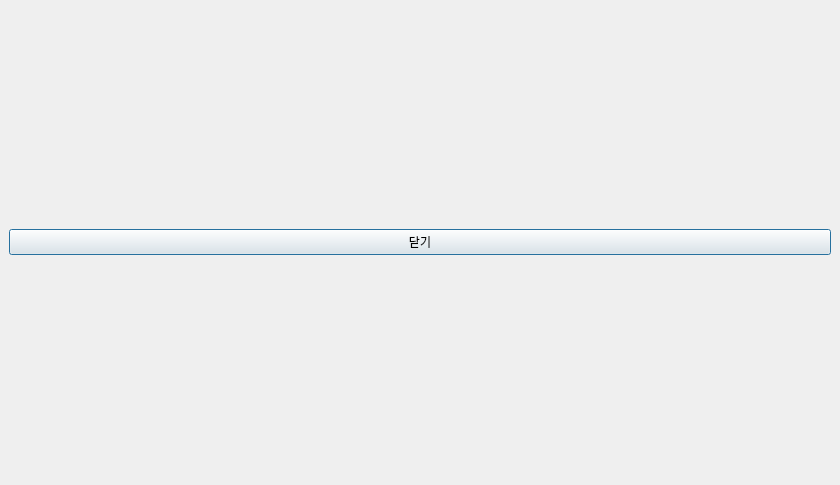
First picture: the form in Main/UI/ShowGraph.ui, repository Uyuniwhite/Face-recognition-Attendance-System-Project, before the edit.
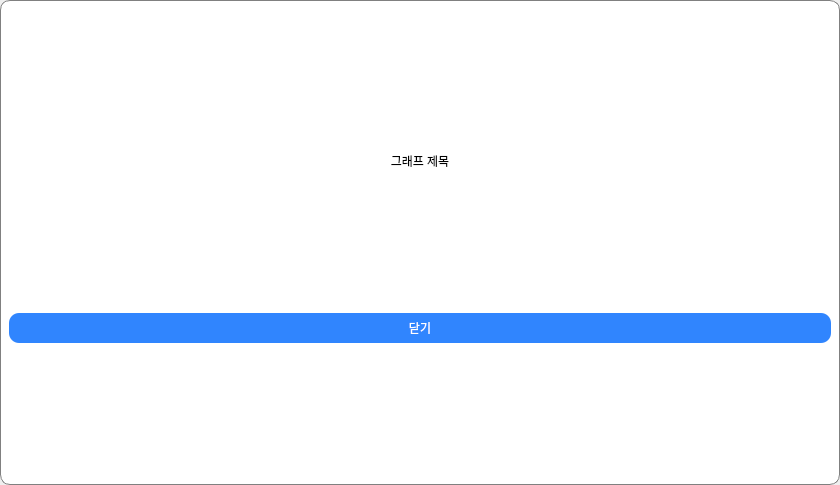
Second picture: the form after the edit.

Commit message: 0828 그래프 추가중4

```diff
--- a/Main/UI/ShowGraph.ui
+++ b/Main/UI/ShowGraph.ui
@@ -13,6 +13,9 @@
   <property name="windowTitle">
    <string>Dialog</string>
   </property>
+  <property name="styleSheet">
+   <string notr="true"/>
+  </property>
   <layout class="QVBoxLayout" name="verticalLayout_2">
    <property name="spacing">
     <number>0</number>
@@ -31,12 +34,49 @@
    </property>
    <item>
     <widget class="QWidget" name="widget" native="true">
+     <property name="styleSheet">
+      <string notr="true">#widget{background-color: rgb(255, 255, 255);
+border-radius: 10px;
+border: 1px solid gray;
+}</string>
+     </property>
      <layout class="QVBoxLayout" name="verticalLayout_3">
+      <property name="topMargin">
+       <number>15</number>
+      </property>
+      <item>
+       <widget class="QLabel" name="label">
+        <property name="maximumSize">
+         <size>
+          <width>16777215</width>
+          <height>30</height>
+         </size>
+        </property>
+        <property name="text">
+         <string>그래프 제목</string>
+        </property>
+        <property name="alignment">
+         <set>Qt::AlignCenter</set>
+        </property>
+       </widget>
+      </item>
       <item>
        <layout class="QVBoxLayout" name="verticalLayout"/>
       </item>
       <item>
        <widget class="QPushButton" name="pushButton">
+        <property name="minimumSize">
+         <size>
+          <width>0</width>
+          <height>30</height>
+         </size>
+        </property>
+        <property name="styleSheet">
+         <string notr="true">background-color: #3085FE;
+border-radius: 10px;
+color: white;
+height:30px;</string>
+        </property>
         <property name="text">
          <string>닫기</string>
         </property>
```
The commit also changes 8 other files.
